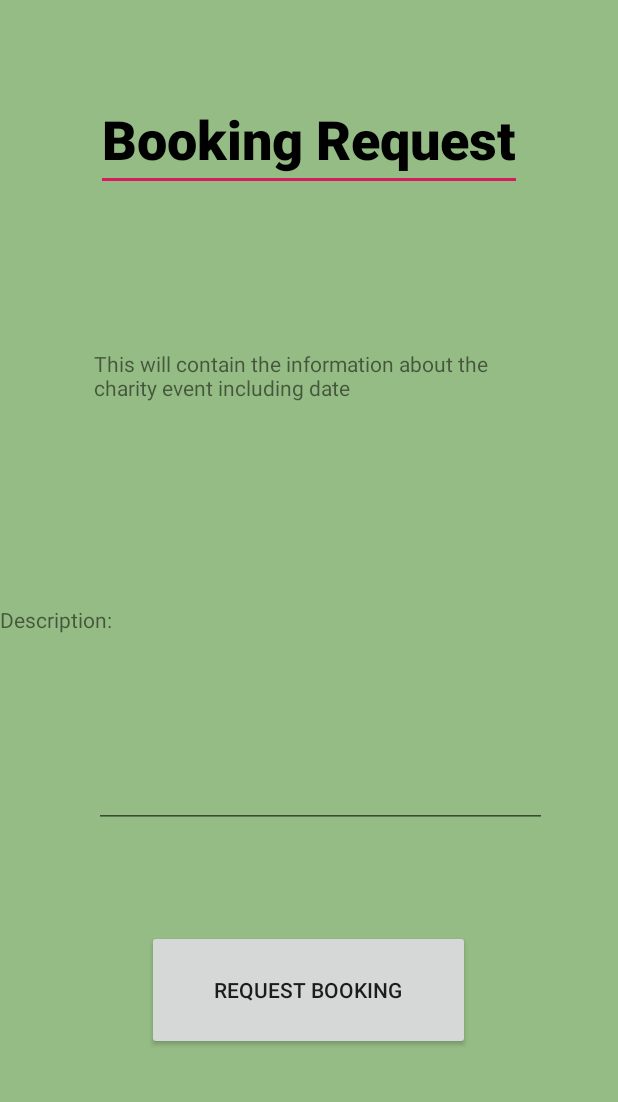
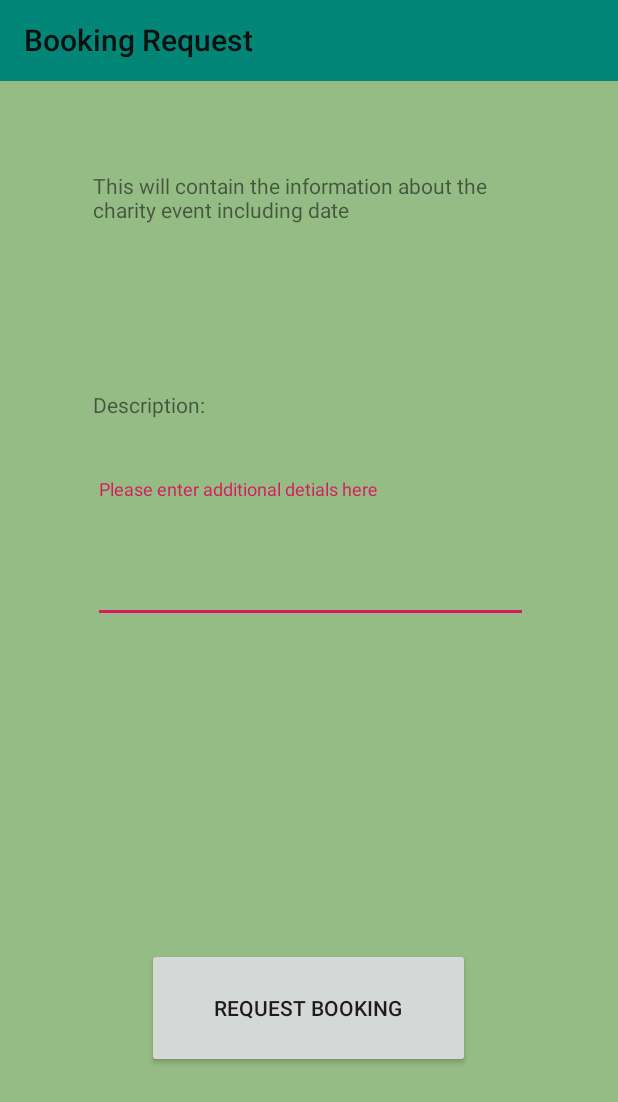
Before and after one commit to WillSmithTE/DBSystem, an Android app: the donorWizard screen opened directly, with no data from a screen before it, on a phone screen of 412 x 824 dp. Shown: the top 1102 px of the screen. Run offline under Robolectric (Android 15) with nearby library versions, the phone set to English and light mode, and no system bars.

Commit message:
Finished interface for donorWizard. Added toolbar at the top to keep consistency throughout the application

```diff
--- a/DBAndroid/app/src/main/res/layout/activity_donor_wizard.xml
+++ b/DBAndroid/app/src/main/res/layout/activity_donor_wizard.xml
@@ -7,52 +7,30 @@
     android:background="@color/colorSimpleGreen"
     tools:context=".donor.donorWizard">
 
-    <EditText
-        android:id="@+id/editText"
-        android:layout_width="wrap_content"
+    <android.support.v7.widget.Toolbar
+        android:id="@+id/bookingToolbar"
+        android:layout_width="match_parent"
         android:layout_height="wrap_content"
-        android:layout_marginStart="8dp"
-        android:layout_marginTop="8dp"
-        android:layout_marginEnd="8dp"
-        android:layout_marginBottom="8dp"
-        android:fontFamily="sans-serif-black"
-        android:importantForAutofill="no"
-        android:inputType="none"
-        android:text="@string/booking_request"
-        android:textColor="#000000"
-        android:textSize="36sp"
-        android:textStyle="bold"
-        app:layout_constraintBottom_toBottomOf="parent"
-        app:layout_constraintEnd_toEndOf="parent"
-        app:layout_constraintStart_toStartOf="parent"
-        app:layout_constraintTop_toTopOf="parent"
-        app:layout_constraintVertical_bias="0.068" />
+        android:layout_marginBottom="60dp"
+        android:background="?attr/colorPrimary"
+        android:minHeight="?attr/actionBarSize"
+        android:theme="?attr/actionBarTheme"
+        app:layout_constraintBottom_toTopOf="@+id/textView3"
+        app:title="Booking Request"
+        tools:layout_editor_absoluteX="0dp" />
 
 
     <Button
-        android:id="@+id/button"
+        android:id="@+id/requestBooking"
         android:layout_width="215dp"
         android:layout_height="80dp"
         android:layout_marginStart="98dp"
         android:layout_marginEnd="98dp"
-        android:layout_marginBottom="124dp"
+        android:layout_marginBottom="112dp"
         android:text="@string/request_booking"
         app:layout_constraintBottom_toBottomOf="parent"
         app:layout_constraintEnd_toEndOf="parent"
         app:layout_constraintHorizontal_bias="0.0"
-        app:layout_constraintStart_toStartOf="parent" />
-
-    <EditText
-        android:id="@+id/editText3"
-        android:layout_width="302dp"
-        android:layout_height="113dp"
-        android:layout_marginStart="62dp"
-        android:layout_marginEnd="47dp"
-        android:layout_marginBottom="68dp"
-        android:ems="10"
-        android:inputType="textPersonName"
-        app:layout_constraintBottom_toTopOf="@+id/button"
-        app:layout_constraintEnd_toEndOf="parent"
         app:layout_constraintStart_toStartOf="parent" />
 
     <TextView
@@ -60,22 +38,45 @@
         android:layout_width="275dp"
         android:layout_height="50dp"
         android:layout_marginStart="62dp"
-        android:layout_marginTop="27dp"
         android:layout_marginEnd="74dp"
-        android:layout_marginBottom="43dp"
+        android:layout_marginBottom="96dp"
         android:text="This will contain the information about the charity event including date "
-        app:layout_constraintBottom_toTopOf="@+id/textView4"
+        app:layout_constraintBottom_toTopOf="@+id/descriptionLabel"
         app:layout_constraintEnd_toEndOf="parent"
-        app:layout_constraintStart_toStartOf="parent"
-        app:layout_constraintTop_toBottomOf="@+id/editText" />
+        app:layout_constraintHorizontal_bias="0.0"
+        app:layout_constraintStart_toStartOf="parent" />
 
     <TextView
-        android:id="@+id/textView4"
+        android:id="@+id/descriptionLabel"
         android:layout_width="wrap_content"
         android:layout_height="wrap_content"
-        android:layout_marginBottom="16dp"
+        android:layout_marginStart="62dp"
+        android:layout_marginTop="260dp"
+        android:layout_marginEnd="273dp"
         android:text="Description:"
-        app:layout_constraintBottom_toTopOf="@+id/editText3"
-        tools:layout_editor_absoluteX="62dp" />
+        app:layout_constraintEnd_toEndOf="parent"
+        app:layout_constraintHorizontal_bias="0.0"
+        app:layout_constraintStart_toStartOf="parent"
+        app:layout_constraintTop_toTopOf="parent" />
+
+    <android.support.design.widget.TextInputLayout
+        android:layout_width="290dp"
+        android:layout_height="111dp"
+        android:layout_marginStart="62dp"
+        android:layout_marginTop="40dp"
+        android:layout_marginEnd="45dp"
+        android:layout_marginBottom="8dp"
+        app:layout_constraintBottom_toTopOf="@+id/requestBooking"
+        app:layout_constraintEnd_toEndOf="parent"
+        app:layout_constraintHorizontal_bias="0.0"
+        app:layout_constraintStart_toStartOf="parent"
+        app:layout_constraintTop_toBottomOf="@+id/descriptionLabel"
+        app:layout_constraintVertical_bias="0.0">
+
+        <android.support.design.widget.TextInputEditText
+            android:layout_width="match_parent"
+            android:layout_height="85dp"
+            android:hint="Please enter additional detials here" />
+    </android.support.design.widget.TextInputLayout>
 
 </android.support.constraint.ConstraintLayout>
```
